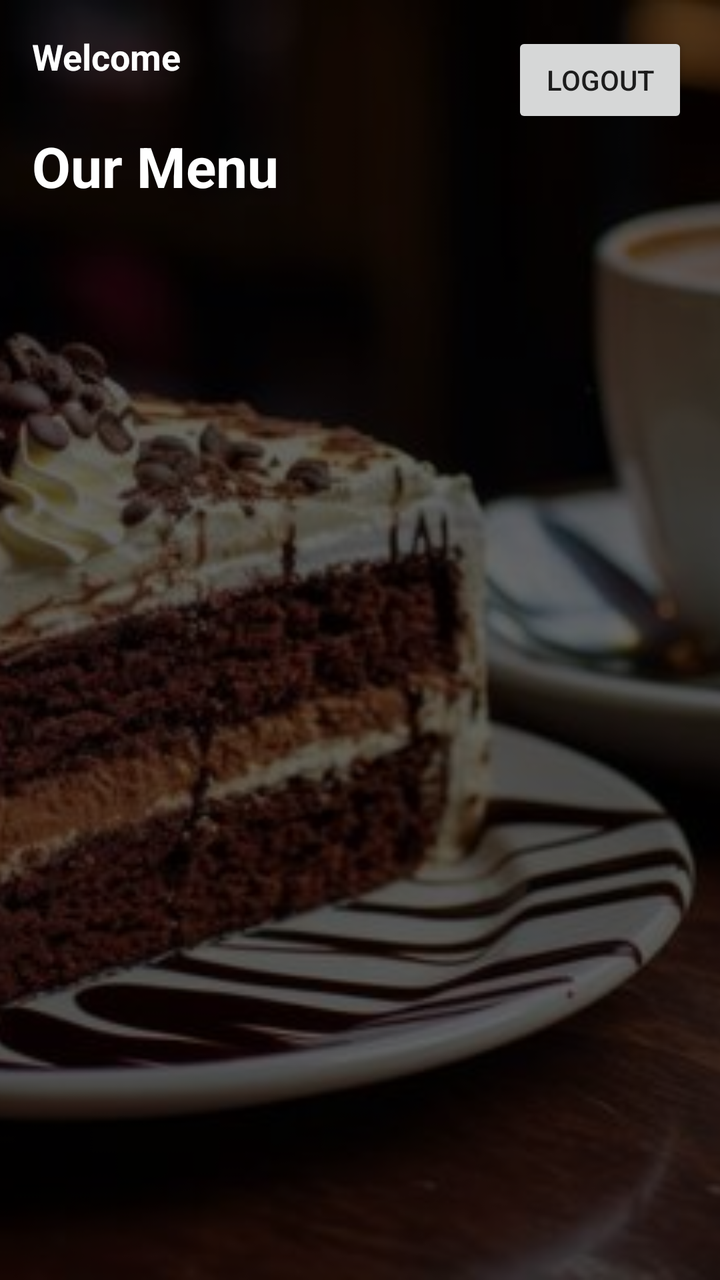
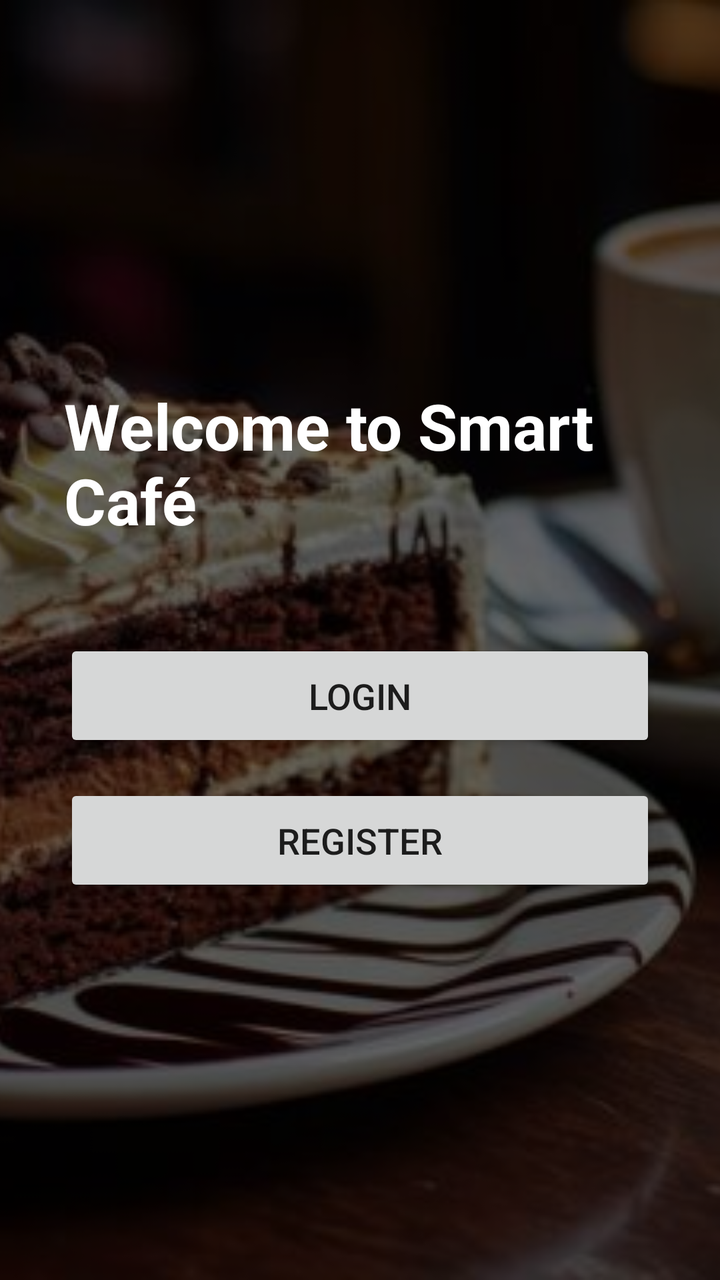

Before-and-after screenshots of an Android layout around one commit, followed by the original layout XML and the change that was made.
<!-- AndroidManifest.xml: activity theme Theme.AppCompat.Light.NoActionBar -->
<!-- res/layout/activity_main.xml -->
<?xml version="1.0" encoding="utf-8"?>
<FrameLayout xmlns:android="http://schemas.android.com/apk/res/android"
    xmlns:app="http://schemas.android.com/apk/res-auto"
    android:layout_width="match_parent"
    android:layout_height="match_parent">

    
    <ImageView
        android:layout_width="match_parent"
        android:layout_height="match_parent"
        android:scaleType="centerCrop"
        android:src="@drawable/bg_main" />

    
    <View
        android:layout_width="match_parent"
        android:layout_height="match_parent"
        android:background="@drawable/overlay_black" />

    
    <androidx.constraintlayout.widget.ConstraintLayout
        android:layout_width="match_parent"
        android:layout_height="match_parent"
        android:padding="16dp">

        <TextView
            android:id="@+id/tvWelcome"
            android:layout_width="0dp"
            android:layout_height="wrap_content"
            android:text="Welcome"
            android:textColor="#FFFFFF"
            android:textSize="18sp"
            android:textStyle="bold"
            app:layout_constraintTop_toTopOf="parent"
            app:layout_constraintStart_toStartOf="parent"
            app:layout_constraintEnd_toStartOf="@id/btnLogout"
            android:layout_marginEnd="8dp" />

        <Button
            android:id="@+id/btnLogout"
            android:layout_width="wrap_content"
            android:layout_height="wrap_content"
            android:text="Logout"
            app:layout_constraintTop_toTopOf="parent"
            app:layout_constraintEnd_toEndOf="parent" />

        <TextView
            android:id="@+id/tvMenuTitle"
            android:layout_width="wrap_content"
            android:layout_height="wrap_content"
            android:text="Our Menu"
            android:textColor="#FFFFFF"
            android:textSize="28sp"
            android:textStyle="bold"
            android:layout_marginTop="24dp"
            app:layout_constraintTop_toBottomOf="@id/tvWelcome"
            app:layout_constraintStart_toStartOf="parent" />

        
        <androidx.recyclerview.widget.RecyclerView
            android:id="@+id/rvMenu"
            android:layout_width="match_parent"
            android:layout_height="0dp"
            android:layout_marginTop="16dp"
            app:layout_constraintTop_toBottomOf="@id/tvMenuTitle"
            app:layout_constraintBottom_toBottomOf="parent" />

    </androidx.constraintlayout.widget.ConstraintLayout>
</FrameLayout>
<!-- resources referenced by this layout -->
<resources>
  <!-- drawable bg_main: jpg bitmap (drawable, 31175 bytes) -->
  <!-- drawable overlay_black (drawable) -->
  <?xml version="1.0" encoding="utf-8"?>
  <shape xmlns:android="http://schemas.android.com/apk/res/android">
      <solid android:color="#99000000" />
  </shape>
</resources>

<!-- the commit's change to res/layout/activity_main.xml (unified diff, before → after) -->
@@ -18,52 +18,38 @@
         android:background="@drawable/overlay_black" />
 
     
-    <androidx.constraintlayout.widget.ConstraintLayout
+    <LinearLayout
         android:layout_width="match_parent"
         android:layout_height="match_parent"
-        android:padding="16dp">
+        android:orientation="vertical"
+        android:gravity="center"
+        android:padding="32dp">
 
         <TextView
-            android:id="@+id/tvWelcome"
-            android:layout_width="0dp"
+            android:layout_width="wrap_content"
             android:layout_height="wrap_content"
-            android:text="Welcome"
+            android:text="Welcome to Smart Café"
             android:textColor="#FFFFFF"
-            android:textSize="18sp"
+            android:textSize="32sp"
             android:textStyle="bold"
-            app:layout_constraintTop_toTopOf="parent"
-            app:layout_constraintStart_toStartOf="parent"
-            app:layout_constraintEnd_toStartOf="@id/btnLogout"
-            android:layout_marginEnd="8dp" />
+            android:layout_marginBottom="48dp" />
 
         <Button
-            android:id="@+id/btnLogout"
-            android:layout_width="wrap_content"
+            android:id="@+id/btnLogin"
+            android:layout_width="match_parent"
             android:layout_height="wrap_content"
-            android:text="Logout"
-            app:layout_constraintTop_toTopOf="parent"
-            app:layout_constraintEnd_toEndOf="parent" />
+            android:text="Login"
+            android:textSize="18sp"
+            android:padding="16dp"
+            android:layout_marginBottom="16dp"/>
 
-        <TextView
-            android:id="@+id/tvMenuTitle"
-            android:layout_width="wrap_content"
+        <Button
+            android:id="@+id/btnRegister"
+            android:layout_width="match_parent"
             android:layout_height="wrap_content"
-            android:text="Our Menu"
-            android:textColor="#FFFFFF"
-            android:textSize="28sp"
-            android:textStyle="bold"
-            android:layout_marginTop="24dp"
-            app:layout_constraintTop_toBottomOf="@id/tvWelcome"
-            app:layout_constraintStart_toStartOf="parent" />
+            android:text="Register"
+            android:textSize="18sp"
+            android:padding="16dp" />
 
-        
-        <androidx.recyclerview.widget.RecyclerView
-            android:id="@+id/rvMenu"
-            android:layout_width="match_parent"
-            android:layout_height="0dp"
-            android:layout_marginTop="16dp"
-            app:layout_constraintTop_toBottomOf="@id/tvMenuTitle"
-            app:layout_constraintBottom_toBottomOf="parent" />
-
-    </androidx.constraintlayout.widget.ConstraintLayout>
+    </LinearLayout>
 </FrameLayout>
